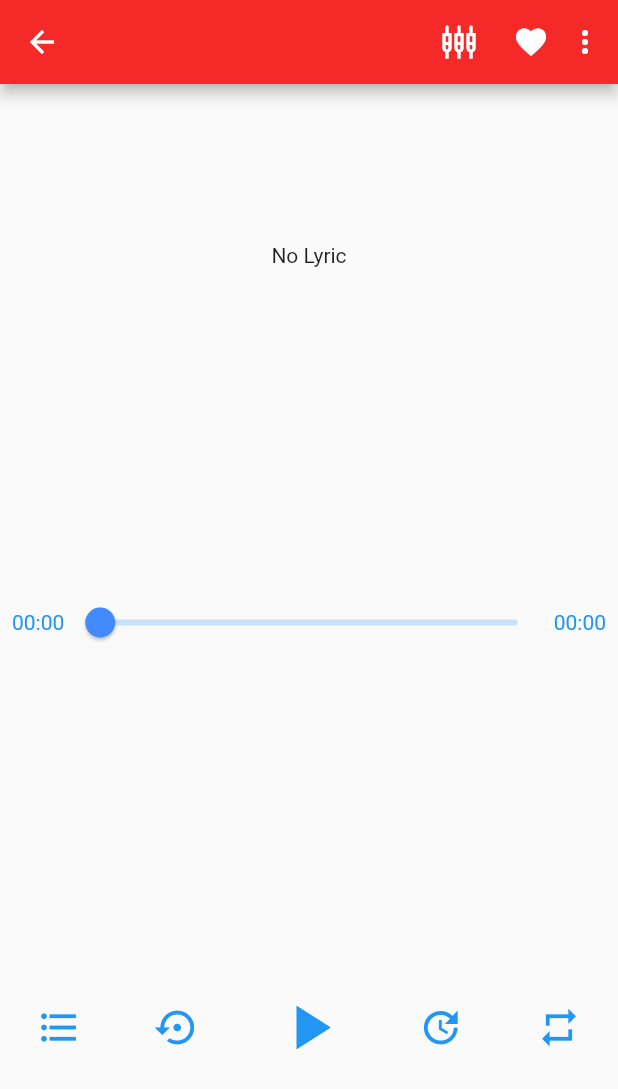
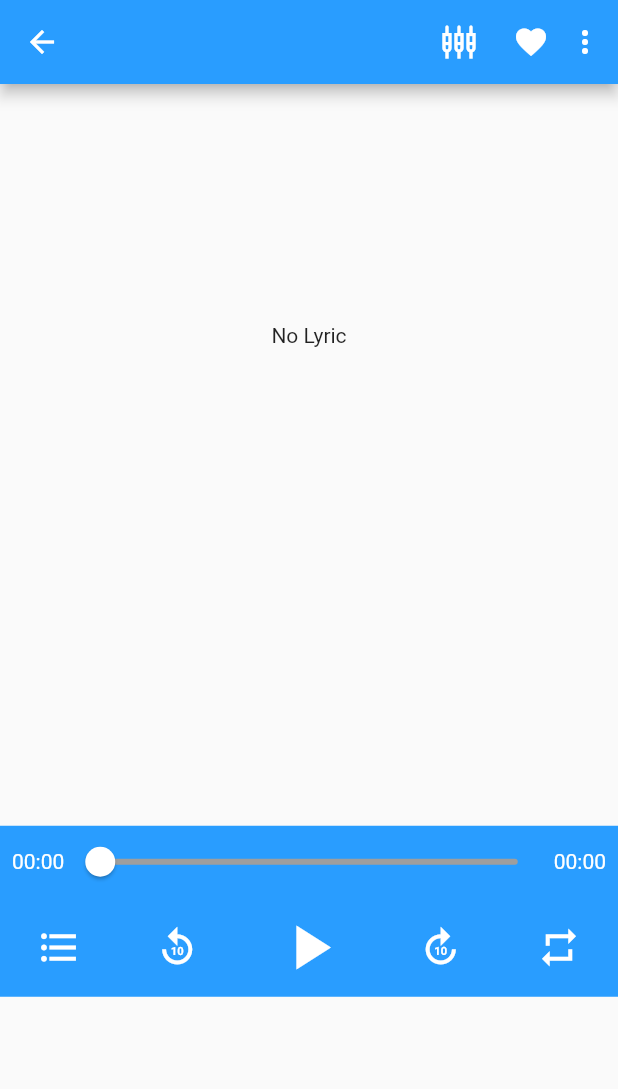
Before and after one commit to MarketTea/BB-Learn-English, a Flutter app: the ListeningDetail screen opened directly, on a phone screen of 412 x 824 dp. Shown: the top 1089 px of the screen. Run offline on Flutter 3.47's test engine with Material 2 defaults, Android fonts, the phone set to English and light mode, and no system bars; our stand-ins replace audioplayers, carousel_slider, cloud_firestore, equatable, flutter_bloc, youtube_player_flutter; missing offline and left inert: flutter_share; accounts and stored records are empty; network calls fail; statements that could not run were skipped.

Commit message:
- change ui

```diff
--- a/lib/components/player.dart
+++ b/lib/components/player.dart
@@ -49,10 +49,22 @@ class _PlayerState extends State<Player> {
                       lyrics: widget.lyrics,
                       controller: controller,
                       currLyricStyle: TextStyle(color: Colors.blue),
-                      lyricStyle: TextStyle(color: Colors.black.withOpacity(0.5)),
+                      lyricStyle:
+                          TextStyle(color: Colors.black.withOpacity(0.5)),
                     ),
                   )
                 : Text("No Lyric"),
+            Container(
+              decoration: BoxDecoration(
+                  color: Constants.primaryColor,
+                  borderRadius:
+                  BorderRadius.only(
+                    topLeft: Radius.zero,
+                    topRight: Radius.zero,
+                    bottomLeft: Radius.zero,
+                    bottomRight: Radius.zero,)),
+              child: Column(
+                children: <Widget>[
                   Row(
                     children: <Widget>[
                       SizedBox(width: 8.0),
@@ -65,7 +77,7 @@ class _PlayerState extends State<Player> {
                             controller.progress == null
                                 ? "--:--"
                                 : Constants.formatDuration(controller.progress),
-                      style: TextStyle(color: Colors.blue),
+                            style: TextStyle(color: Colors.white),
                           );
                         },
                       ),
@@ -81,16 +93,13 @@ class _PlayerState extends State<Player> {
                                   controller.progress = snap.data;
                                   return Expanded(
                                     child: Slider(
-                                activeColor: Colors.blueAccent,
-                                value: snap.data.inMilliseconds.toDouble() >
-                                        duration.inMilliseconds.toDouble()
-                                    ? 0.0
-                                    : snap.data.inMilliseconds.toDouble(),
+                                      activeColor: Colors.white,
+                                      inactiveColor: Colors.grey,
+                                      value: snap.data.inMilliseconds.toDouble() > duration.inMilliseconds.toDouble() ? 0.0 : snap.data.inMilliseconds.toDouble(),
                                       max: duration.inMilliseconds.toDouble(),
                                       onChangeEnd: (d) {
                                         if (duration > snap.data) {
-                                    _audioPlayer.seek(
-                                        Duration(milliseconds: d.toInt()));
+                                          _audioPlayer.seek(Duration(milliseconds: d.toInt()));
                                         }
                                       },
                                       onChanged: (d) {},
@@ -107,7 +116,7 @@ class _PlayerState extends State<Player> {
                             duration == null
                                 ? "--:--"
                                 : Constants.formatDuration(duration),
-                      style: TextStyle(color: Colors.blue),
+                            style: TextStyle(color: Colors.white),
                           );
                         },
                       ),
@@ -121,20 +130,21 @@ class _PlayerState extends State<Player> {
                         IconButton(
                             icon: Icon(Icons.format_list_bulleted),
                             iconSize: 30.0,
-                      color: Colors.blue,
+                            color: Colors.white,
                             onPressed: () {}),
                         IconButton(
-                      icon: Icon(Icons.settings_backup_restore),
+                            icon: Icon(Icons.replay_10),
                             iconSize: 30.0,
-                      color: Colors.blue,
+                            color: Colors.white,
                             onPressed: () {}),
                         IconButton(
                             icon: Icon(btnPlay),
                             iconSize: 50.0,
-                      color: Colors.blue,
+                            color: Colors.white,
                             onPressed: () {
                               if (!playing) {
-                          _audioPlayer.play(widget.audioPath, isLocal: false);
+                                _audioPlayer.play(widget.audioPath,
+                                    isLocal: false);
                                 setState(() {
                                   btnPlay = Icons.pause;
                                   playing = true;
@@ -148,14 +158,14 @@ class _PlayerState extends State<Player> {
                               }
                             }),
                         IconButton(
-                      icon: Icon(Icons.update),
+                            icon: Icon(Icons.forward_10),
                             iconSize: 30.0,
-                      color: Colors.blue,
+                            color: Colors.white,
                             onPressed: () {}),
                         IconButton(
                             icon: Icon(Icons.repeat),
                             iconSize: 30.0,
-                      color: Colors.blue,
+                            color: Colors.white,
                             onPressed: () {}),
                       ],
                     ),
@@ -163,6 +173,9 @@ class _PlayerState extends State<Player> {
                 ],
               ),
             ),
+          ],
+        ),
+      ),
     );
   }
 }
--- a/lib/main.dart
+++ b/lib/main.dart
@@ -3,6 +3,7 @@ import 'package:cloud_firestore/cloud_firestore.dart';
 import 'package:flutter/material.dart';
 import 'package:flutter_bloc/flutter_bloc.dart';
 import 'package:learning_english/screens/home_page.dart';
+import 'package:learning_english/until/constants.dart';
 import 'package:provider/provider.dart';
 
 import 'bloc/player_bloc.dart';
@@ -27,8 +28,8 @@ class MyApp extends StatelessWidget {
         child: MaterialApp(
           debugShowCheckedModeBanner: false,
           theme: ThemeData(
-              primaryColor: Color.fromRGBO(245, 41, 40, 1),
-              accentColor: Colors.redAccent),
+              primaryColor: Constants.primaryColor,
+              accentColor: Colors.lightBlueAccent),
           home: HomePage(),
         ),
       ),
--- a/lib/screens/home_page.dart
+++ b/lib/screens/home_page.dart
@@ -5,6 +5,7 @@ import 'package:learning_english/components/learn_item.dart';
 import 'package:learning_english/components/news.dart';
 import 'package:learning_english/screens/setting_page.dart';
 import 'package:learning_english/screens/video_page.dart';
+import 'package:learning_english/until/constants.dart';
 
 import 'grammar_page.dart';
 import 'news_page.dart';
@@ -52,7 +53,7 @@ class HomePage extends StatelessWidget {
                 ],
               ),
             ),
-            decoration: BoxDecoration(color: Colors.red),
+            decoration: BoxDecoration(color: Constants.primaryColor),
           ),
           ListTile(
             leading: Icon(Icons.photo),
--- a/lib/screens/listening_page.dart
+++ b/lib/screens/listening_page.dart
@@ -72,13 +72,9 @@ class _ListenState extends State<Listening> {
                                 ),
                                 Container(
                                   padding: EdgeInsets.all(6.0),
-                                  decoration: BoxDecoration(
-                                      color: Colors.red,
-                                      borderRadius:
-                                          BorderRadius.circular(30.0)),
                                   child: Text(
                                     listening[index].data['title'],
-                                    style: TextStyle(color: Colors.white),
+                                    style: TextStyle(color: Colors.black, fontSize: 18),
                                   ),
                                 ),
                                 SizedBox(height: 8),
@@ -87,7 +83,7 @@ class _ListenState extends State<Listening> {
                                     children: [
                                       Row(
                                         children: [
-                                          Icon(Icons.favorite_outlined,
+                                          Icon(Icons.preview_sharp,
                                               color: Colors.black38),
                                           SizedBox(width: 4),
                                           Text(
@@ -103,7 +99,7 @@ class _ListenState extends State<Listening> {
                                       SizedBox(width: 16),
                                       Row(
                                         children: [
-                                          Icon(Icons.cloud_download_sharp,
+                                          Icon(Icons.favorite_outlined,
                                               color: Colors.black38),
                                           SizedBox(width: 4),
                                           Text(
--- a/lib/screens/news_page.dart
+++ b/lib/screens/news_page.dart
@@ -2,6 +2,7 @@ import 'package:flutter/material.dart';
 import 'package:learning_english/components/list_new_custom.dart';
 import 'package:learning_english/models/artice_new.dart';
 import 'package:learning_english/services/api_service.dart';
+import 'package:learning_english/until/constants.dart';
 
 class NewsPage extends StatefulWidget {
   @override
@@ -16,7 +17,7 @@ class _NewsPageState extends State<NewsPage> {
     return Scaffold(
       appBar: AppBar(
         title: Text("News", style: TextStyle(color: Colors.white)),
-        backgroundColor: Colors.red,
+        backgroundColor: Constants.primaryColor,
       ),
       body: FutureBuilder(
           future: client.fetchTopHeadLines(),
--- a/lib/until/constants.dart
+++ b/lib/until/constants.dart
@@ -5,6 +5,7 @@ class Constants {
 
   static const double padding = 20;
   static const double avatarRadius = 45;
+  static Color primaryColor = Color(0xff299dff);
 
   static String formatDuration(Duration duration) {
     int minute = duration.inMinutes;
```
Also changed, not shown: assets/png/appbar2.png. Lines whose indentation alone changed are shown as unchanged.
